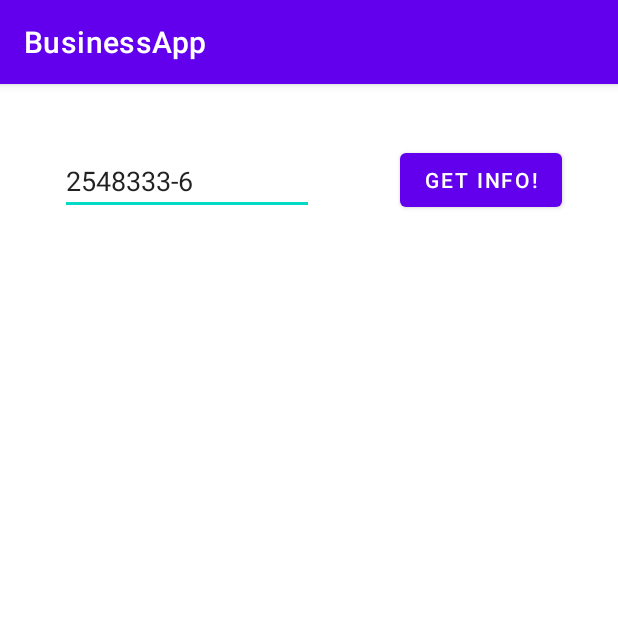
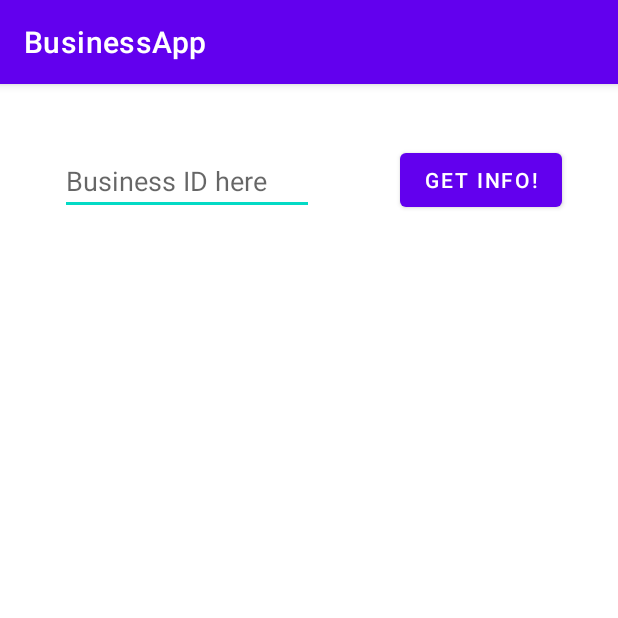
Before and after one commit to Latexi940/BusinessApp, an Android app: the screen it shows after launch (MainActivity), on a phone screen of 412 x 824 dp, the top half of it. Run offline under Robolectric (Android 15) with nearby library versions, the phone set to English and light mode, and no system bars; our stand-ins replace Volley.

Commit message:
Small changes to editText on MainActivity.kt

```diff
--- a/app/src/main/java/com/example/businessapp/MainActivity.kt
+++ b/app/src/main/java/com/example/businessapp/MainActivity.kt
@@ -6,6 +6,7 @@ import androidx.appcompat.app.AppCompatActivity
 import android.os.Bundle
 import android.provider.ContactsContract
 import android.util.Log
+import android.view.inputmethod.EditorInfo
 import android.widget.*
 import androidx.appcompat.app.AlertDialog
 import com.android.volley.Request
@@ -43,6 +44,7 @@ class MainActivity : AppCompatActivity() {
         button.setOnClickListener {
             if (editText.text.length == 9) {
                 getInfo(editText.text.toString())
+                editText.onEditorAction(EditorInfo.IME_ACTION_DONE)
             } else {
                 Log.d("DEVOCA", "Invalid businessID")
                 Toast.makeText(this, getString(R.string.invalidID_warning), Toast.LENGTH_SHORT)
--- a/app/src/main/res/layout/activity_main.xml
+++ b/app/src/main/res/layout/activity_main.xml
@@ -17,7 +17,6 @@
         android:hint="Business ID here"
         android:inputType="phone"
         android:maxLength="9"
-        android:text="2548333-6 "
         app:layout_constraintStart_toStartOf="parent"
         app:layout_constraintTop_toTopOf="parent" />
 
```
Also changed, not shown: 1 other file.
